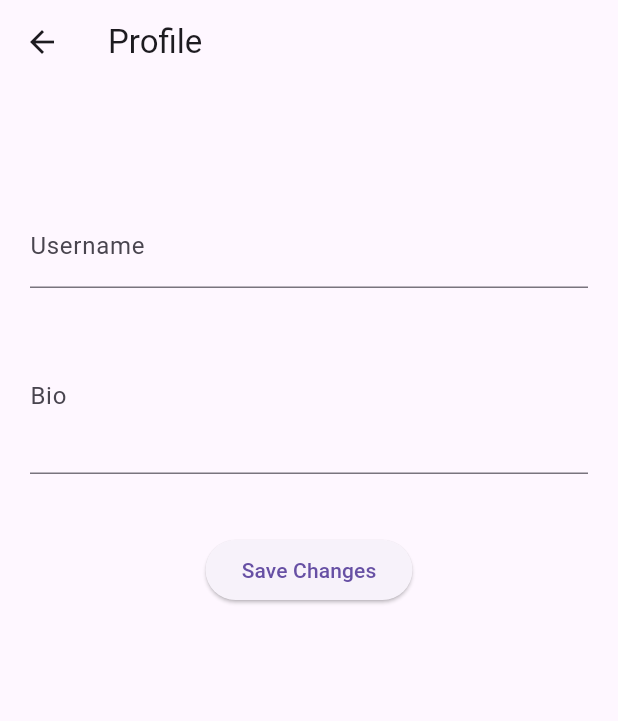
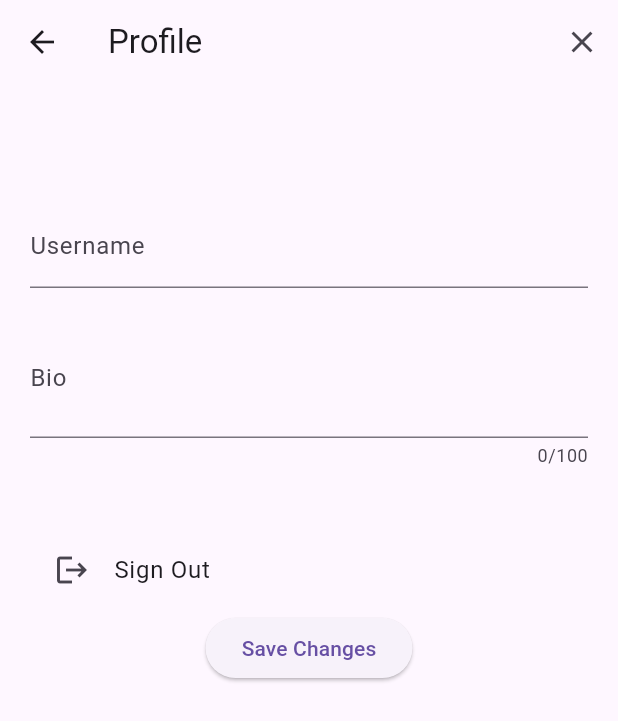
Before and after one commit to lavitratyagi1/ChatVibe, a Flutter app: the ProfilePage screen opened directly with empty values, after a tap on the "edit" icon, on a phone screen of 412 x 824 dp. Shown: the top 721 px of the screen. Run offline on Flutter 3.47's test engine with Material 3 defaults, Android fonts, the phone set to English and light mode, and no system bars; our stand-ins replace cloud_firestore, connectivity, firebase_auth, firebase_core, firebase_messaging, flutter_local_notifications and 1 more; missing offline and left inert: flutter_notification_channel; accounts and stored records are empty.

```diff
--- a/lib/screen/ProfilePage.dart
+++ b/lib/screen/ProfilePage.dart
@@ -20,6 +20,7 @@ class _ProfilePageState extends State<ProfilePage> {
   bool _isEditing = false;
   final _userNameController = TextEditingController();
   final _bioController = TextEditingController();
+  final _bioFocusNode = FocusNode();
 
   @override
   void initState() {
@@ -93,6 +94,15 @@ class _ProfilePageState extends State<ProfilePage> {
                 });
               },
             ),
+          if (_isEditing)
+            IconButton(
+              icon: Icon(Icons.clear),
+              onPressed: () {
+                setState(() {
+                  _isEditing = false;
+                });
+              },
+            ),
         ],
       ),
       body: SingleChildScrollView(
@@ -135,17 +145,25 @@ class _ProfilePageState extends State<ProfilePage> {
                         TextFormField(
                           controller: _bioController,
                           decoration: InputDecoration(labelText: 'Bio'),
-                          maxLines: 3,
+                          maxLines: 2,
+                          maxLength: 100,
+                          focusNode: _bioFocusNode,
                         ),
                       ],
                     ),
                   ),
                 SizedBox(height: 20),
-                if (!_isEditing)
-                  ElevatedButton(
-                    onPressed: _signOut,
-                    child: Text('Sign Out'),
-                  ),
+                ListView(
+                  shrinkWrap: true,
+                  children: [
+                    ListTile(
+                      title: Text('Sign Out'),
+                      leading: Icon(Icons.logout),
+                      onTap: _signOut,
+                    ),
+                    // Add more ListTiles here for additional buttons
+                  ],
+                ),
                 if (_isEditing)
                   ElevatedButton(
                     onPressed: _saveChanges,
@@ -163,6 +181,7 @@ class _ProfilePageState extends State<ProfilePage> {
   void dispose() {
     _userNameController.dispose();
     _bioController.dispose();
+    _bioFocusNode.dispose();
     super.dispose();
   }
 }
```
